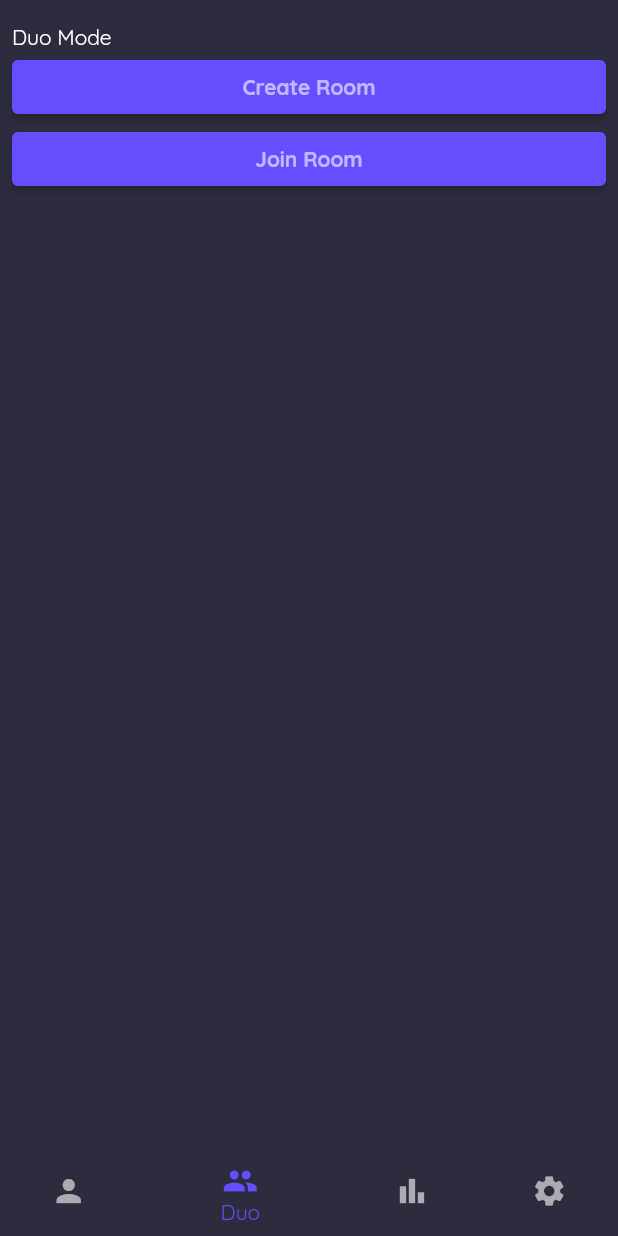
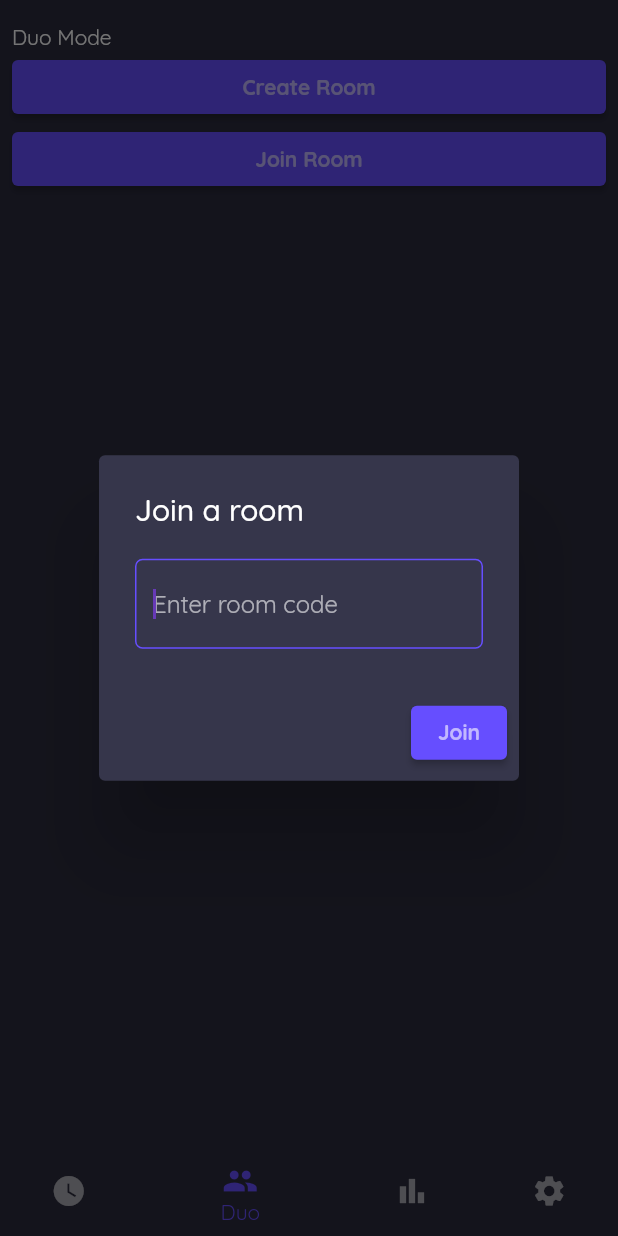
Before and after one commit to nandbyte/pomoduo, a Flutter app: the screen it shows after launch, item 2 of the bottom bar chosen, after a tap on "Join Room", on a phone screen of 412 x 824 dp. Run offline on Flutter 3.47's test engine with Material 2 defaults, Android fonts, the phone set to English and light mode, and no system bars.

Commit message:
Changed solo page to timer page

```diff
--- a/lib/main.dart
+++ b/lib/main.dart
@@ -2,7 +2,7 @@ import 'package:flutter/material.dart';
 
 import 'package:pomoduo/pages/duo_page.dart';
 import 'package:pomoduo/pages/settings_page.dart';
-import 'package:pomoduo/pages/solo_page.dart';
+import 'package:pomoduo/pages/timer_page.dart';
 import 'package:pomoduo/pages/statistics_page.dart';
 import 'package:pomoduo/utils/constants.dart';
 
@@ -18,7 +18,7 @@ class Pomoduo extends StatelessWidget {
     return MaterialApp(
       theme: ThemeData(
         brightness: Brightness.dark,
-        primarySwatch: Colors.purple,
+        primarySwatch: Colors.deepPurple,
         visualDensity: VisualDensity.adaptivePlatformDensity,
         fontFamily: 'Quicksand-Variable',
       ),
@@ -37,12 +37,8 @@ class MainPage extends StatefulWidget {
 
 class _MainPageState extends State<MainPage> {
   int _selectedIndex = 0;
-  static const List<Widget> _tabList = <Widget>[
-    SoloPage(),
-    DuoPage(),
-    StatisticsPage(),
-    SettingsPage()
-  ];
+
+  List<Widget> _tabList = <Widget>[TimerPage(), DuoPage(), StatisticsPage(), SettingsPage()];
 
   void _changeTab(int index) {
     setState(() {
@@ -64,8 +60,8 @@ class _MainPageState extends State<MainPage> {
       bottomNavigationBar: BottomNavigationBar(
         items: const <BottomNavigationBarItem>[
           BottomNavigationBarItem(
-              icon: Icon(Icons.person),
-              label: "Solo",
+              icon: Icon(Icons.watch_later),
+              label: "Timer",
               backgroundColor: PomoduoColor.backgroundColor),
           BottomNavigationBarItem(
               icon: Icon(Icons.people),
--- a/lib/pages/duo_page.dart
+++ b/lib/pages/duo_page.dart
@@ -9,9 +9,65 @@ class DuoPage extends StatefulWidget {
 }
 
 class _DuoPageState extends State<DuoPage> {
+  late TextEditingController controller;
+
+  @override
+  void initState() {
+    super.initState();
+    controller = TextEditingController();
+  }
+
+  @override
+  void dispose() {
+    controller.dispose();
+    super.dispose();
+  }
+
   void _createRoom() {}
 
-  void _joinRoom() {}
+  void _joinRoom() async {
+    final roomId = await _openRoomDialog();
+
+// Check if room id is valid
+
+// if valid, change to timer
+  }
+
+  void _enterRoomId() {
+    Navigator.of(context).pop(controller.text);
+  }
+
+  Future<String?> _openRoomDialog() => showDialog<String>(
+        context: context,
+        builder: (context) => AlertDialog(
+          backgroundColor: PomoduoColor.foregroundColor,
+          title: const Text("Join a room"),
+          content: TextField(
+            autofocus: true,
+            controller: controller,
+            decoration: const InputDecoration(
+              hintText: "Enter room code",
+              focusedBorder: OutlineInputBorder(
+                borderRadius: BorderRadius.all(Radius.circular(5.0)),
+                borderSide: BorderSide(color: PomoduoColor.themeColor),
+              ),
+            ),
+          ),
+          actions: [
+            ElevatedButton(
+              style: ButtonStyle(
+                backgroundColor: MaterialStateProperty.all<Color>(PomoduoColor.themeColor),
+                foregroundColor: MaterialStateProperty.all<Color>(Colors.white60),
+              ),
+              onPressed: _enterRoomId,
+              child: const Text(
+                "Join",
+                style: TextStyle(fontWeight: FontWeight.bold),
+              ),
+            ),
+          ],
+        ),
+      );
 
   @override
   Widget build(BuildContext context) {
--- a/lib/pages/solo_page.dart
+++ /dev/null
@@ -1,17 +0,0 @@
-import 'package:flutter/material.dart';
-
-class SoloPage extends StatefulWidget {
-  const SoloPage({Key? key}) : super(key: key);
-
-  @override
-  State<SoloPage> createState() => _SoloPageState();
-}
-
-class _SoloPageState extends State<SoloPage> {
-  @override
-  Widget build(BuildContext context) {
-    return Column(
-      children: const <Widget>[Text("Solo Mode")],
-    );
-  }
-}
```
